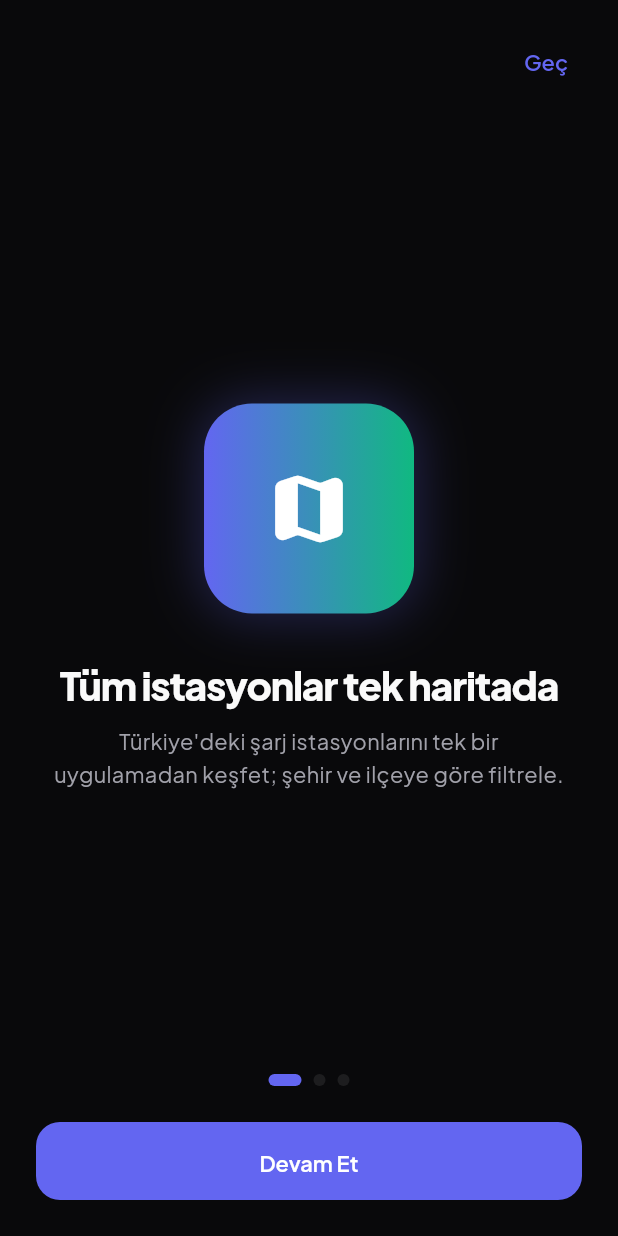
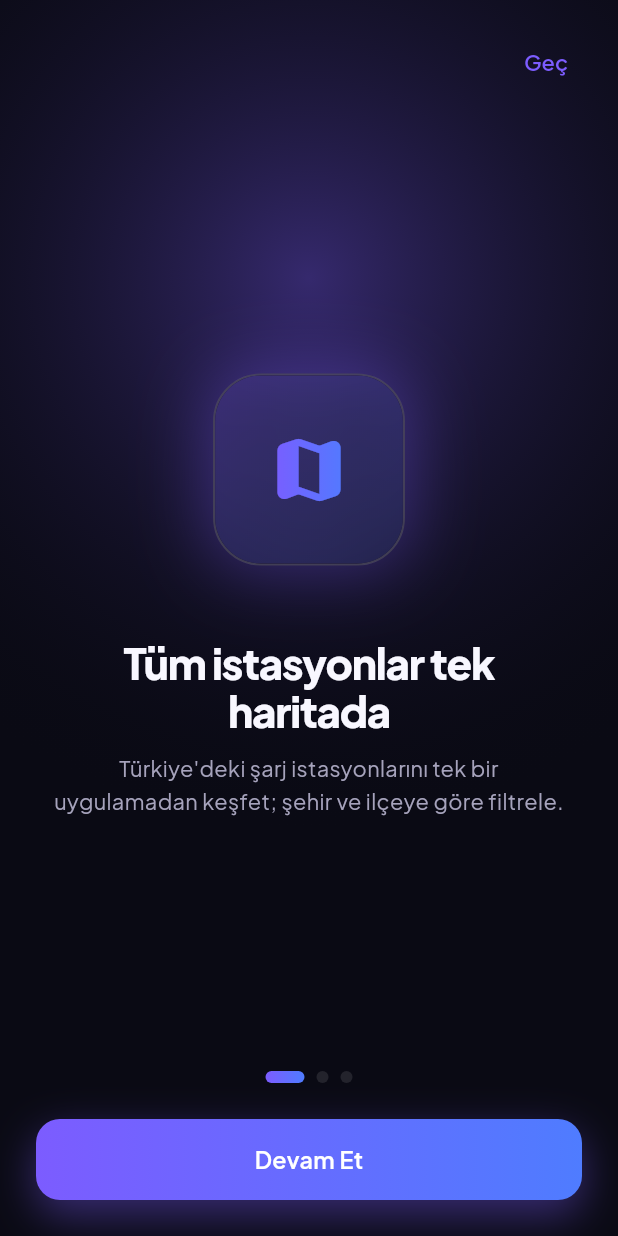
Before and after one commit to ferdidrgn/Voltavia, a Flutter app: the screen it shows after launch, on a phone screen of 412 x 824 dp. Run offline on Flutter 3.47's test engine with Material 3 defaults, Android fonts, the phone set to English and light mode, and no system bars; our stand-ins replace fl_chart, flutter_animate, gap.

Commit message:
Redesign around a vibrant "Electric" palette, refresh onboarding and nav
The previous Slate/Zinc palette read as flat and lifeless, and the main
navigation (bottom nav, sidebar) and onboarding screens didn't feel
premium or usable. Replaces the raw color set and several key surfaces:

- New "Electric" accent palette: violet/blue primary, "volt" green
  secondary (fits the EV-charging brand better than muted emerald),
  plus vibrant amber, rose, sky and pink accents. Backward-compatible
  aliases (indigo/emerald) keep every existing usage working, so the
  new palette propagates through the whole app from one file.
- Onboarding rebuilt as a full-bleed, per-page experience: a soft
  animated radial glow behind a frosted glass icon card, gradient
  progress dots, and a gradient CTA button, all keyed to a distinct
  accent gradient per page instead of one static icon on a flat black
  background.
- Bottom nav's active tab is now a gradient pill with a soft glow
  instead of a low-alpha fill; the sidebar's active item gets a
  gradient icon chip and a gradient indicator bar.
- Quick Actions on the Home dashboard now assign a distinct accent
  color per shortcut instead of reusing the same primary color for
  every icon, making the grid easier to scan at a glance.

Verified with `flutter analyze` (clean), `flutter test` (passing), a
release web build, and Playwright screenshots across onboarding,
login, home (mobile + desktop), map and station list.

Co-Authored-By: Claude Sonnet 5 <noreply@anthropic.com>
Claude-Session: https://claude.ai/code/session_015z87CQ9DiLQLeZ3zoCrPBf

```diff
--- a/lib/core/theme/app_palette.dart
+++ b/lib/core/theme/app_palette.dart
@@ -1,46 +1,58 @@
 import 'package:flutter/material.dart';
 
-/// Voltavia ham renk paleti — Slate/Zinc tabanlı derin bir SaaS estetiği
-/// (Linear/Vercel vitrin standardı). Bu dosya yalnızca ham renk sabitlerini
-/// tutar; anlamsal (semantic) eşlemeler için [AppSemanticColors]'a bakın.
+/// Voltavia ham renk paleti — "Electric" temasi: enerji/şarj markasına uygun
+/// canlı violet-mavi ve volt yeşili aksanlarla zenginleştirilmiş, hafif
+/// mor-mavi tonlu (soğuk nötr değil) bir koyu zemin üzerine kurulu. Bu dosya
+/// yalnızca ham renk sabitlerini tutar; anlamsal (semantic) eşlemeler için
+/// [AppSemanticColors]'a bakın.
 abstract final class AppPalette {
-  // Zinc nötrleri — Koyu tema (bayrak taşıyan / birincil deneyim)
-  static const Color darkCanvas = Color(0xFF09090B);
-  static const Color darkSurface = Color(0xFF18181B);
-  static const Color darkSurfaceHighlight = Color(0xFF27272A);
-  static const Color darkTextPrimary = Color(0xFFFAFAFA);
-  static const Color darkTextSecondary = Color(0xFFA1A1AA);
-  static const Color darkTextMuted = Color(0xFF71717A);
+  // Koyu tema (bayrak taşıyan / birincil deneyim) — hafif violet-mavi tonlu
+  // nötrler, düz gri yerine daha "canlı" bir zemin hissi verir.
+  static const Color darkCanvas = Color(0xFF0A0A14);
+  static const Color darkSurface = Color(0xFF161522);
+  static const Color darkSurfaceHighlight = Color(0xFF201F2E);
+  static const Color darkTextPrimary = Color(0xFFF8F7FF);
+  static const Color darkTextSecondary = Color(0xFFA6A3BC);
+  static const Color darkTextMuted = Color(0xFF6F6C86);
 
-  // Zinc nötrleri — Açık tema (aynı dil, aydınlık yüzeyler)
-  static const Color lightCanvas = Color(0xFFFAFAFA);
+  // Açık tema — aynı dil, aydınlık ve tertemiz yüzeyler.
+  static const Color lightCanvas = Color(0xFFFAFAFF);
   static const Color lightSurface = Color(0xFFFFFFFF);
-  static const Color lightSurfaceHighlight = Color(0xFFF4F4F5);
-  static const Color lightTextPrimary = Color(0xFF18181B);
-  static const Color lightTextSecondary = Color(0xFF52525B);
-  static const Color lightTextMuted = Color(0xFFA1A1AA);
+  static const Color lightSurfaceHighlight = Color(0xFFF1EFFA);
+  static const Color lightTextPrimary = Color(0xFF15131F);
+  static const Color lightTextSecondary = Color(0xFF5B5875);
+  static const Color lightTextMuted = Color(0xFF9C99B4);
 
-  // Aksan renkleri
-  static const Color indigo = Color(0xFF6366F1);
-  static const Color indigoStrong = Color(0xFF4F46E5);
-  static const Color indigoSoft = Color(0xFF8B5CF6);
-  static const Color emerald = Color(0xFF10B981);
-  static const Color emeraldSoft = Color(0xFF34D399);
-  static const Color amber = Color(0xFFF59E0B);
-  static const Color rose = Color(0xFFEF4444);
-  static const Color sky = Color(0xFF0EA5E9);
+  // Aksan renkleri — "Electric" seti: mor-mavi birincil, volt yeşili ikincil.
+  static const Color violet = Color(0xFF7C5CFF);
+  static const Color violetStrong = Color(0xFF6538FF);
+  static const Color violetSoft = Color(0xFF9C85FF);
+  static const Color volt = Color(0xFF00E6A8);
+  static const Color voltSoft = Color(0xFF5CF2C6);
+  static const Color amber = Color(0xFFFFB020);
+  static const Color rose = Color(0xFFFF4D6D);
+  static const Color sky = Color(0xFF22C7FF);
+  static const Color pink = Color(0xFFFF5CA8);
+
+  // Geriye dönük takma adlar (eski isimlendirme, aynı Electric setine işaret eder).
+  static const Color indigo = violet;
+  static const Color indigoStrong = violetStrong;
+  static const Color indigoSoft = violetSoft;
+  static const Color emerald = volt;
+  static const Color emeraldSoft = voltSoft;
 
   // Gradyanlar
-  static const List<Color> indigoGradient = [Color(0xFF6366F1), Color(0xFF8B5CF6)];
-  static const List<Color> emeraldGradient = [Color(0xFF10B981), Color(0xFF34D399)];
-  static const List<Color> auroraGradient = [Color(0xFF6366F1), Color(0xFF10B981)];
-  static const List<Color> sunsetGradient = [Color(0xFFF59E0B), Color(0xFFEF4444)];
-  static const List<Color> campaignGradient = [Color(0xFF8B5CF6), Color(0xFFEC4899)];
+  static const List<Color> indigoGradient = [Color(0xFF7C5CFF), Color(0xFF4F7CFF)];
+  static const List<Color> emeraldGradient = [Color(0xFF00E6A8), Color(0xFF00C2FF)];
+  static const List<Color> auroraGradient = [Color(0xFF7C5CFF), Color(0xFF00E6A8)];
+  static const List<Color> sunsetGradient = [Color(0xFFFFB020), Color(0xFFFF4D6D)];
+  static const List<Color> campaignGradient = [Color(0xFFFF5CA8), Color(0xFF7C5CFF)];
+  static const List<Color> voltGradient = [Color(0xFF00E6A8), Color(0xFF00C2FF)];
 
   // Mikro kenarlık / yüzey opaklık ölçeği
-  static const double borderSubtle = 0.08;
-  static const double borderMedium = 0.14;
-  static const double borderStrong = 0.24;
+  static const double borderSubtle = 0.10;
+  static const double borderMedium = 0.16;
+  static const double borderStrong = 0.26;
   static const double glassSurfaceOpacity = 0.55;
 
   const AppPalette._();
--- a/lib/features/onboarding/onboarding_screen.dart
+++ b/lib/features/onboarding/onboarding_screen.dart
@@ -1,3 +1,5 @@
+import 'dart:ui';
+
 import 'package:flutter/material.dart';
 
 import '../../core/theme/app_palette.dart';
@@ -10,8 +12,14 @@ class _OnboardPage {
   final IconData icon;
   final String title;
   final String description;
+  final List<Color> gradient;
 
-  const _OnboardPage({required this.icon, required this.title, required this.description});
+  const _OnboardPage({
+    required this.icon,
+    required this.title,
+    required this.description,
+    required this.gradient,
+  });
 }
 
 const _pages = [
@@ -19,16 +27,19 @@ const _pages = [
     icon: Icons.map_rounded,
     title: 'Tüm istasyonlar tek haritada',
     description: 'Türkiye\'deki şarj istasyonlarını tek bir uygulamadan keşfet; şehir ve ilçeye göre filtrele.',
+    gradient: AppPalette.indigoGradient,
   ),
   _OnboardPage(
     icon: Icons.bolt_rounded,
     title: 'Ayrı uygulama indirme',
     description: 'Anlaşmalı operatörlerde şarjı doğrudan Voltavia üzerinden başlat, farklı uygulamalarla uğraşma.',
+    gradient: AppPalette.voltGradient,
   ),
   _OnboardPage(
     icon: Icons.verified_user_rounded,
     title: 'Güvenli ödeme',
     description: 'Ödeme, operatörün lisanslı altyapısı üzerinden alınır. Kart bilgilerin platformda tutulmaz.',
+    gradient: AppPalette.campaignGradient,
   ),
 ];
 
@@ -67,8 +78,28 @@ class _OnboardingScreenState extends State<OnboardingScreen> {
   Widget build(BuildContext context) {
     final colors = context.colors;
     final text = context.text;
+    final page = _pages[_index];
+
     return Scaffold(
-      body: SafeArea(
+      body: Stack(
+        fit: StackFit.expand,
+        children: [
+          Container(color: colors.canvas),
+          AnimatedContainer(
+            duration: const Duration(milliseconds: 450),
+            curve: Curves.easeOut,
+            decoration: BoxDecoration(
+              gradient: RadialGradient(
+                center: const Alignment(0, -0.55),
+                radius: 0.9,
+                colors: [
+                  page.gradient.first.withValues(alpha: colors.isDark ? 0.38 : 0.22),
+                  colors.canvas.withValues(alpha: 0),
+                ],
+              ),
+            ),
+          ),
+          SafeArea(
             child: Column(
               children: [
                 Align(
@@ -84,7 +115,7 @@ class _OnboardingScreenState extends State<OnboardingScreen> {
                     itemCount: _pages.length,
                     onPageChanged: (i) => setState(() => _index = i),
                     itemBuilder: (context, i) {
-                  final page = _pages[i];
+                      final p = _pages[i];
                       return Center(
                         child: ConstrainedBox(
                           constraints: const BoxConstraints(maxWidth: 440),
@@ -93,23 +124,15 @@ class _OnboardingScreenState extends State<OnboardingScreen> {
                             child: Column(
                               mainAxisAlignment: MainAxisAlignment.center,
                               children: [
-                            Container(
-                              width: 140,
-                              height: 140,
-                              alignment: Alignment.center,
-                              decoration: BoxDecoration(
-                                gradient: const LinearGradient(colors: AppPalette.auroraGradient),
-                                borderRadius: BorderRadius.circular(AppRadius.xxl),
-                                boxShadow: [
-                                  BoxShadow(color: colors.accentPrimary.withValues(alpha: 0.3), blurRadius: 30, spreadRadius: 2),
-                                ],
+                                _OnboardIcon(page: p),
+                                const SizedBox(height: AppSpacing.xxl),
+                                Text(
+                                  p.title,
+                                  style: text.display.copyWith(fontSize: 28),
+                                  textAlign: TextAlign.center,
                                 ),
-                              child: Icon(page.icon, size: 60, color: Colors.white),
-                            ),
-                            const SizedBox(height: AppSpacing.xl),
-                            Text(page.title, style: text.display.copyWith(fontSize: 26), textAlign: TextAlign.center),
                                 const SizedBox(height: AppSpacing.sm),
-                            Text(page.description, textAlign: TextAlign.center, style: text.bodyMuted),
+                                Text(p.description, textAlign: TextAlign.center, style: text.bodyMuted),
                               ],
                             ),
                           ),
@@ -125,10 +148,11 @@ class _OnboardingScreenState extends State<OnboardingScreen> {
                     return AnimatedContainer(
                       duration: const Duration(milliseconds: 250),
                       margin: const EdgeInsets.symmetric(horizontal: 4),
-                  width: active ? 22 : 8,
+                      width: active ? 26 : 8,
                       height: 8,
                       decoration: BoxDecoration(
-                    color: active ? colors.accentPrimary : colors.border,
+                        gradient: active ? LinearGradient(colors: _pages[i].gradient) : null,
+                        color: active ? null : colors.border,
                         borderRadius: BorderRadius.circular(4),
                       ),
                     );
@@ -141,9 +165,32 @@ class _OnboardingScreenState extends State<OnboardingScreen> {
                       constraints: const BoxConstraints(maxWidth: 440),
                       child: SizedBox(
                         width: double.infinity,
-                    child: ElevatedButton(
-                      onPressed: _next,
-                      child: Text(_index == _pages.length - 1 ? 'Başla' : 'Devam Et'),
+                        height: 54,
+                        child: DecoratedBox(
+                          decoration: BoxDecoration(
+                            gradient: LinearGradient(colors: page.gradient),
+                            borderRadius: BorderRadius.circular(AppRadius.md),
+                            boxShadow: [
+                              BoxShadow(
+                                color: page.gradient.first.withValues(alpha: 0.4),
+                                blurRadius: 24,
+                                offset: const Offset(0, 10),
+                              ),
+                            ],
+                          ),
+                          child: Material(
+                            color: Colors.transparent,
+                            child: InkWell(
+                              borderRadius: BorderRadius.circular(AppRadius.md),
+                              onTap: _next,
+                              child: Center(
+                                child: Text(
+                                  _index == _pages.length - 1 ? 'Başla' : 'Devam Et',
+                                  style: text.bodyStrong.copyWith(color: Colors.white, fontSize: 15.5),
+                                ),
+                              ),
+                            ),
+                          ),
                         ),
                       ),
                     ),
@@ -152,6 +199,52 @@ class _OnboardingScreenState extends State<OnboardingScreen> {
               ],
             ),
           ),
+        ],
+      ),
     );
   }
 }
+
+class _OnboardIcon extends StatelessWidget {
+  final _OnboardPage page;
+
+  const _OnboardIcon({required this.page});
+
+  @override
+  Widget build(BuildContext context) {
+    final colors = context.colors;
+    return Container(
+      width: 128,
+      height: 128,
+      alignment: Alignment.center,
+      decoration: BoxDecoration(
+        color: colors.surface.withValues(alpha: colors.isDark ? 0.6 : 0.85),
+        borderRadius: BorderRadius.circular(AppRadius.xxl),
+        border: Border.all(color: colors.borderStrong, width: 1.4),
+        boxShadow: [
+          BoxShadow(color: page.gradient.first.withValues(alpha: 0.35), blurRadius: 40, spreadRadius: 4),
+        ],
+      ),
+      child: ClipRRect(
+        borderRadius: BorderRadius.circular(AppRadius.xxl - 1.4),
+        child: BackdropFilter(
+          filter: ImageFilter.blur(sigmaX: 20, sigmaY: 20),
+          child: Container(
+            alignment: Alignment.center,
+            decoration: BoxDecoration(
+              gradient: LinearGradient(
+                begin: Alignment.topLeft,
+                end: Alignment.bottomRight,
+                colors: [page.gradient.first.withValues(alpha: 0.22), page.gradient.last.withValues(alpha: 0.1)],
+              ),
+            ),
+            child: ShaderMask(
+              shaderCallback: (bounds) => LinearGradient(colors: page.gradient).createShader(bounds),
+              child: Icon(page.icon, size: 56, color: Colors.white),
+            ),
+          ),
+        ),
+      ),
+    );
+  }
+}
```
Also changed, not shown: lib/features/home/home_dashboard_screen.dart (+26 -4 lines), lib/features/home/widgets/quick_actions_grid.dart (+5 -4 lines), lib/widgets/app_sidebar.dart (+33 -11 lines), lib/widgets/floating_bottom_nav.dart (+17 -6 lines). Lines whose indentation alone changed are shown as unchanged.
